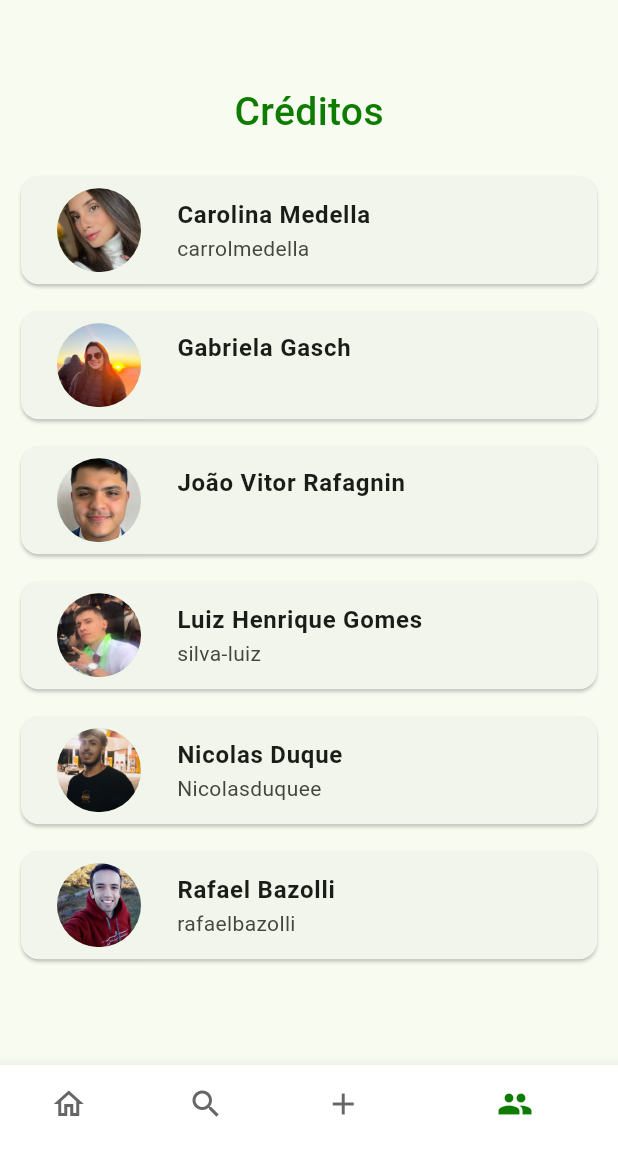
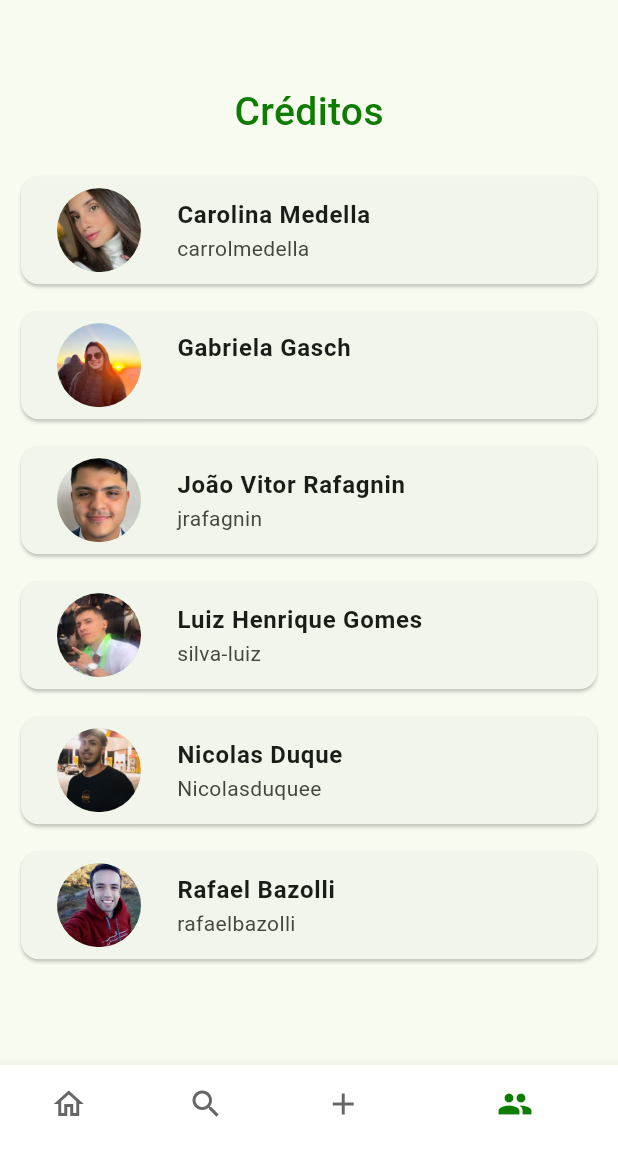
Before and after one commit to silva-luiz/app-nutricao, a Flutter app: the screen it shows after launch, item 4 of the bottom bar chosen, on a phone screen of 412 x 824 dp, the part 84-1236 px from its top. Run offline on Flutter 3.47's test engine with Material 3 defaults, Android fonts, the phone set to English and light mode, and no system bars; our stand-ins replace image_picker, sqflite; accounts and stored records are empty.

Commit message:
Update creditos.dart

```diff
--- a/lib/pages/creditos.dart
+++ b/lib/pages/creditos.dart
@@ -27,7 +27,7 @@ class CreditsPage extends StatelessWidget {
               name: 'Gabriela Gasch', subtitle: '', photo: 'assets/gabi.jpeg'),
           DevCard(
               name: 'João Vitor Rafagnin',
-              subtitle: '',
+              subtitle: 'jrafagnin',
               photo: 'assets/joao.jpeg'),
           DevCard(
               name: 'Luiz Henrique Gomes',
```
